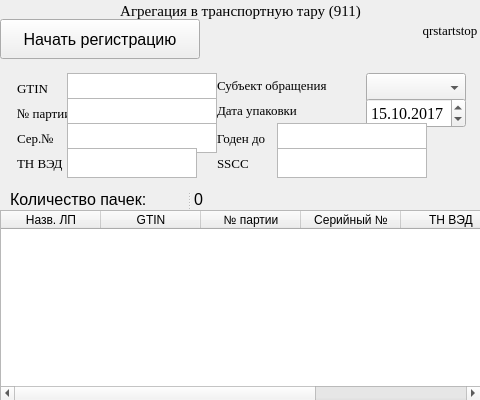
Before: the Qt Designer form Widgets/UnitPackWidget911/unitpackwidget911.ui in andreyshmelev/drug_marking, drawn with Qt 5.
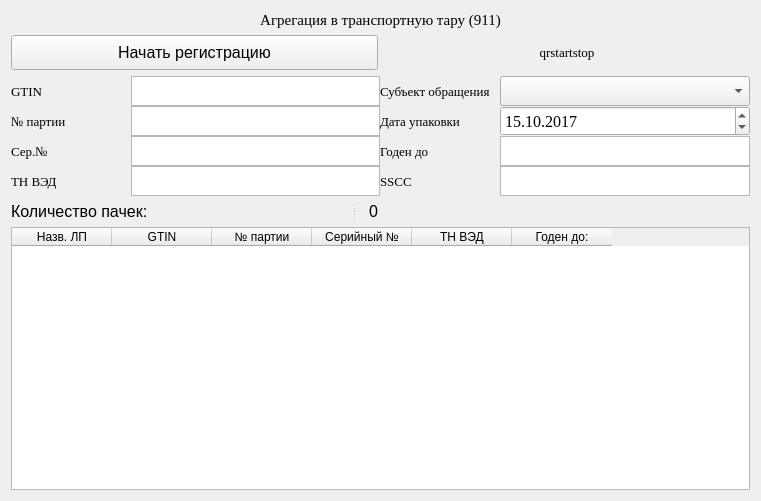
After: the same form once the commit is applied.

Patch:
```diff
--- a/Widgets/UnitPackWidget911/unitpackwidget911.ui
+++ b/Widgets/UnitPackWidget911/unitpackwidget911.ui
@@ -6,95 +6,16 @@
    <rect>
     <x>0</x>
     <y>0</y>
-    <width>480</width>
-    <height>400</height>
+    <width>761</width>
+    <height>501</height>
    </rect>
   </property>
   <property name="windowTitle">
    <string>UnitPackWidget911</string>
   </property>
-  <widget class="QPushButton" name="RegistrationStartButton">
-   <property name="geometry">
-    <rect>
-     <x>0</x>
-     <y>19</y>
-     <width>200</width>
-     <height>40</height>
-    </rect>
-   </property>
-   <property name="minimumSize">
-    <size>
-     <width>0</width>
-     <height>35</height>
-    </size>
-   </property>
-   <property name="font">
-    <font>
-     <pointsize>12</pointsize>
-    </font>
-   </property>
-   <property name="text">
-    <string>Начать регистрацию</string>
-   </property>
-  </widget>
-  <widget class="QTableWidget" name="MedicamentsTable">
-   <property name="geometry">
-    <rect>
-     <x>0</x>
-     <y>210</y>
-     <width>481</width>
-     <height>191</height>
-    </rect>
-   </property>
-   <property name="columnCount">
-    <number>6</number>
-   </property>
-   <attribute name="horizontalHeaderStretchLastSection">
-    <bool>false</bool>
-   </attribute>
-   <attribute name="verticalHeaderVisible">
-    <bool>false</bool>
-   </attribute>
-   <column>
-    <property name="text">
-     <string>Назв. ЛП</string>
-    </property>
-   </column>
-   <column>
-    <property name="text">
-     <string>GTIN</string>
-    </property>
-   </column>
-   <column>
-    <property name="text">
-     <string>№ партии</string>
-    </property>
-   </column>
-   <column>
-    <property name="text">
-     <string>Серийный №</string>
-    </property>
-   </column>
-   <column>
-    <property name="text">
-     <string>ТН ВЭД</string>
-    </property>
-   </column>
-   <column>
-    <property name="text">
-     <string>Годен до:</string>
-    </property>
-   </column>
-  </widget>
+  <layout class="QGridLayout" name="gridLayout_4">
+   <item row="0" column="0">
   <widget class="QLabel" name="AppendPageLabel">
-   <property name="geometry">
-    <rect>
-     <x>0</x>
-     <y>0</y>
-     <width>481</width>
-     <height>21</height>
-    </rect>
-   </property>
    <property name="font">
     <font>
      <family>Times New Roman</family>
@@ -108,15 +29,29 @@
     <set>Qt::AlignCenter</set>
    </property>
   </widget>
+   </item>
+   <item row="1" column="0">
+    <layout class="QGridLayout" name="gridLayout_2">
+     <item row="0" column="0">
+      <widget class="QPushButton" name="RegistrationStartButton">
+       <property name="minimumSize">
+        <size>
+         <width>0</width>
+         <height>35</height>
+        </size>
+       </property>
+       <property name="font">
+        <font>
+         <pointsize>12</pointsize>
+        </font>
+       </property>
+       <property name="text">
+        <string>Начать регистрацию</string>
+       </property>
+      </widget>
+     </item>
+     <item row="0" column="1">
   <widget class="QLabel" name="qrstartstop">
-   <property name="geometry">
-    <rect>
-     <x>420</x>
-     <y>0</y>
-     <width>60</width>
-     <height>60</height>
-    </rect>
-   </property>
    <property name="font">
     <font>
      <family>Times New Roman</family>
@@ -130,117 +65,31 @@
     <set>Qt::AlignCenter</set>
    </property>
   </widget>
-  <widget class="QSplitter" name="splitter">
-   <property name="geometry">
-    <rect>
-     <x>10</x>
-     <y>190</y>
-     <width>193</width>
-     <height>19</height>
-    </rect>
-   </property>
-   <property name="font">
-    <font>
-     <pointsize>12</pointsize>
-    </font>
-   </property>
-   <property name="orientation">
-    <enum>Qt::Horizontal</enum>
-   </property>
-   <widget class="QLabel" name="countMedicamentLabel">
-    <property name="font">
-     <font>
-      <pointsize>12</pointsize>
-     </font>
-    </property>
-    <property name="text">
-     <string>Количество пачек:</string>
-    </property>
-   </widget>
-   <widget class="QLabel" name="countMedicamentValue">
-    <property name="font">
-     <font>
-      <pointsize>12</pointsize>
-     </font>
-    </property>
-    <property name="text">
-     <string>0</string>
-    </property>
-    <property name="alignment">
-     <set>Qt::AlignRight|Qt::AlignTrailing|Qt::AlignVCenter</set>
-    </property>
-   </widget>
-  </widget>
-  <widget class="QLabel" name="errorLabel">
-   <property name="geometry">
-    <rect>
-     <x>220</x>
-     <y>190</y>
-     <width>251</width>
-     <height>19</height>
-    </rect>
-   </property>
-   <property name="font">
-    <font>
-     <pointsize>12</pointsize>
-    </font>
-   </property>
-   <property name="text">
-    <string/>
-   </property>
-  </widget>
-  <widget class="QWidget" name="">
-   <property name="geometry">
-    <rect>
-     <x>6</x>
-     <y>62</y>
-     <width>471</width>
-     <height>122</height>
-    </rect>
-   </property>
+     </item>
+    </layout>
+   </item>
+   <item row="2" column="0">
    <layout class="QGridLayout" name="gridLayout">
     <property name="spacing">
      <number>0</number>
     </property>
-    <item row="0" column="0">
-     <widget class="QLabel" name="GTINLabelAgregation">
-      <property name="minimumSize">
-       <size>
-        <width>50</width>
-        <height>30</height>
-       </size>
-      </property>
-      <property name="maximumSize">
-       <size>
-        <width>50</width>
-        <height>30</height>
-       </size>
-      </property>
-      <property name="font">
-       <font>
-        <family>Times New Roman</family>
-        <pointsize>10</pointsize>
-       </font>
-      </property>
-      <property name="text">
-       <string>GTIN</string>
-      </property>
-      <property name="alignment">
-       <set>Qt::AlignLeading|Qt::AlignLeft|Qt::AlignVCenter</set>
-      </property>
-     </widget>
-    </item>
-    <item row="0" column="1">
-     <widget class="QTextEdit" name="GTINTextAgregation">
+     <item row="3" column="3" colspan="2">
+      <widget class="QTextEdit" name="SSCCValue">
+       <property name="sizePolicy">
+        <sizepolicy hsizetype="Expanding" vsizetype="Minimum">
+         <horstretch>0</horstretch>
+         <verstretch>0</verstretch>
+        </sizepolicy>
+       </property>
       <property name="minimumSize">
        <size>
-        <width>130</width>
+         <width>0</width>
         <height>30</height>
        </size>
       </property>
       <property name="maximumSize">
        <size>
-        <width>150</width>
+         <width>2000</width>
         <height>30</height>
        </size>
       </property>
@@ -261,8 +110,54 @@
       </property>
      </widget>
     </item>
+     <item row="3" column="2">
+      <widget class="QLabel" name="SSCCLabel">
+       <property name="sizePolicy">
+        <sizepolicy hsizetype="Minimum" vsizetype="Minimum">
+         <horstretch>0</horstretch>
+         <verstretch>0</verstretch>
+        </sizepolicy>
+       </property>
+       <property name="minimumSize">
+        <size>
+         <width>120</width>
+         <height>30</height>
+        </size>
+       </property>
+       <property name="maximumSize">
+        <size>
+         <width>60</width>
+         <height>30</height>
+        </size>
+       </property>
+       <property name="font">
+        <font>
+         <family>Times New Roman</family>
+         <pointsize>10</pointsize>
+        </font>
+       </property>
+       <property name="text">
+        <string>SSCC</string>
+       </property>
+       <property name="alignment">
+        <set>Qt::AlignLeading|Qt::AlignLeft|Qt::AlignVCenter</set>
+       </property>
+      </widget>
+     </item>
     <item row="0" column="2" colspan="2">
      <widget class="QLabel" name="otpravit">
+       <property name="sizePolicy">
+        <sizepolicy hsizetype="Maximum" vsizetype="Minimum">
+         <horstretch>0</horstretch>
+         <verstretch>0</verstretch>
+        </sizepolicy>
+       </property>
+       <property name="minimumSize">
+        <size>
+         <width>120</width>
+         <height>0</height>
+        </size>
+       </property>
       <property name="font">
        <font>
         <family>Times New Roman</family>
@@ -279,6 +174,12 @@
     </item>
     <item row="0" column="4">
      <widget class="QComboBox" name="senderID">
+       <property name="sizePolicy">
+        <sizepolicy hsizetype="Expanding" vsizetype="Minimum">
+         <horstretch>0</horstretch>
+         <verstretch>0</verstretch>
+        </sizepolicy>
+       </property>
       <property name="minimumSize">
        <size>
         <width>0</width>
@@ -292,36 +193,14 @@
       </property>
      </widget>
     </item>
-    <item row="1" column="0">
-     <widget class="QLabel" name="batchnumberAgregation">
-      <property name="minimumSize">
-       <size>
-        <width>50</width>
-        <height>30</height>
-       </size>
-      </property>
-      <property name="maximumSize">
-       <size>
-        <width>50</width>
-        <height>30</height>
-       </size>
-      </property>
-      <property name="font">
-       <font>
-        <family>Times New Roman</family>
-        <pointsize>10</pointsize>
-       </font>
-      </property>
-      <property name="text">
-       <string>№ партии</string>
-      </property>
-      <property name="alignment">
-       <set>Qt::AlignLeading|Qt::AlignLeft|Qt::AlignVCenter</set>
-      </property>
-     </widget>
-    </item>
-    <item row="1" column="1">
-     <widget class="QTextEdit" name="batchnumberTextAgregation">
+     <item row="2" column="1">
+      <widget class="QTextEdit" name="serialNumberAgregationValue">
+       <property name="sizePolicy">
+        <sizepolicy hsizetype="Expanding" vsizetype="Minimum">
+         <horstretch>0</horstretch>
+         <verstretch>0</verstretch>
+        </sizepolicy>
+       </property>
       <property name="minimumSize">
        <size>
         <width>130</width>
@@ -330,7 +209,7 @@
       </property>
       <property name="maximumSize">
        <size>
-        <width>150</width>
+         <width>2000</width>
         <height>30</height>
        </size>
       </property>
@@ -351,24 +230,14 @@
       </property>
      </widget>
     </item>
-    <item row="1" column="2" colspan="2">
-     <widget class="QLabel" name="dataotgruzki">
-      <property name="font">
-       <font>
-        <family>Times New Roman</family>
-        <pointsize>10</pointsize>
-       </font>
-      </property>
-      <property name="text">
-       <string>Дата упаковки</string>
-      </property>
-      <property name="alignment">
-       <set>Qt::AlignLeading|Qt::AlignLeft|Qt::AlignVCenter</set>
-      </property>
-     </widget>
-    </item>
     <item row="1" column="4">
      <widget class="QDateTimeEdit" name="operationDate">
+       <property name="sizePolicy">
+        <sizepolicy hsizetype="Expanding" vsizetype="Minimum">
+         <horstretch>0</horstretch>
+         <verstretch>0</verstretch>
+        </sizepolicy>
+       </property>
       <property name="minimumSize">
        <size>
         <width>0</width>
@@ -377,7 +246,7 @@
       </property>
       <property name="maximumSize">
        <size>
-        <width>16777215</width>
+         <width>2000</width>
         <height>30</height>
        </size>
       </property>
@@ -413,11 +282,17 @@
       </property>
      </widget>
     </item>
-    <item row="2" column="0">
-     <widget class="QLabel" name="serialNumberAgregationLabel">
+     <item row="3" column="0">
+      <widget class="QLabel" name="TNVEDabelAgregation">
+       <property name="sizePolicy">
+        <sizepolicy hsizetype="Minimum" vsizetype="Minimum">
+         <horstretch>0</horstretch>
+         <verstretch>0</verstretch>
+        </sizepolicy>
+       </property>
       <property name="minimumSize">
        <size>
-        <width>50</width>
+         <width>120</width>
         <height>30</height>
        </size>
       </property>
@@ -434,49 +309,24 @@
        </font>
       </property>
       <property name="text">
-       <string>Сер.№</string>
+        <string>ТН ВЭД</string>
       </property>
       <property name="alignment">
        <set>Qt::AlignLeading|Qt::AlignLeft|Qt::AlignVCenter</set>
       </property>
      </widget>
     </item>
-    <item row="2" column="1">
-     <widget class="QTextEdit" name="serialNumberAgregationValue">
-      <property name="minimumSize">
-       <size>
-        <width>130</width>
-        <height>30</height>
-       </size>
-      </property>
-      <property name="maximumSize">
-       <size>
-        <width>150</width>
-        <height>30</height>
-       </size>
-      </property>
-      <property name="font">
-       <font>
-        <pointsize>8</pointsize>
-       </font>
-      </property>
-      <property name="readOnly">
-       <bool>true</bool>
-      </property>
-      <property name="html">
-       <string>&lt;!DOCTYPE HTML PUBLIC &quot;-//W3C//DTD HTML 4.0//EN&quot; &quot;http://www.w3.org/TR/REC-html40/strict.dtd&quot;&gt;
-&lt;html&gt;&lt;head&gt;&lt;meta name=&quot;qrichtext&quot; content=&quot;1&quot; /&gt;&lt;style type=&quot;text/css&quot;&gt;
-p, li { white-space: pre-wrap; }
-&lt;/style&gt;&lt;/head&gt;&lt;body style=&quot; font-family:'MS Shell Dlg 2'; font-size:8pt; font-weight:400; font-style:normal;&quot;&gt;
-&lt;p style=&quot;-qt-paragraph-type:empty; margin-top:0px; margin-bottom:0px; margin-left:0px; margin-right:0px; -qt-block-indent:0; text-indent:0px; font-size:10pt;&quot;&gt;&lt;br /&gt;&lt;/p&gt;&lt;/body&gt;&lt;/html&gt;</string>
-      </property>
-     </widget>
-    </item>
     <item row="2" column="2">
      <widget class="QLabel" name="productlifeimeLabelAgregation">
+       <property name="sizePolicy">
+        <sizepolicy hsizetype="Minimum" vsizetype="Minimum">
+         <horstretch>0</horstretch>
+         <verstretch>0</verstretch>
+        </sizepolicy>
+       </property>
       <property name="minimumSize">
        <size>
-        <width>60</width>
+         <width>120</width>
         <height>30</height>
        </size>
       </property>
@@ -500,67 +350,14 @@
       </property>
      </widget>
     </item>
-    <item row="2" column="3" colspan="2">
-     <widget class="QTextEdit" name="expirationdateAgregation">
-      <property name="minimumSize">
-       <size>
-        <width>120</width>
-        <height>30</height>
-       </size>
-      </property>
-      <property name="maximumSize">
-       <size>
-        <width>150</width>
-        <height>30</height>
-       </size>
-      </property>
-      <property name="font">
-       <font>
-        <pointsize>8</pointsize>
-       </font>
-      </property>
-      <property name="readOnly">
-       <bool>true</bool>
-      </property>
-      <property name="html">
-       <string>&lt;!DOCTYPE HTML PUBLIC &quot;-//W3C//DTD HTML 4.0//EN&quot; &quot;http://www.w3.org/TR/REC-html40/strict.dtd&quot;&gt;
-&lt;html&gt;&lt;head&gt;&lt;meta name=&quot;qrichtext&quot; content=&quot;1&quot; /&gt;&lt;style type=&quot;text/css&quot;&gt;
-p, li { white-space: pre-wrap; }
-&lt;/style&gt;&lt;/head&gt;&lt;body style=&quot; font-family:'MS Shell Dlg 2'; font-size:8pt; font-weight:400; font-style:normal;&quot;&gt;
-&lt;p style=&quot;-qt-paragraph-type:empty; margin-top:0px; margin-bottom:0px; margin-left:0px; margin-right:0px; -qt-block-indent:0; text-indent:0px; font-size:10pt;&quot;&gt;&lt;br /&gt;&lt;/p&gt;&lt;/body&gt;&lt;/html&gt;</string>
-      </property>
-     </widget>
-    </item>
-    <item row="3" column="0">
-     <widget class="QLabel" name="TNVEDabelAgregation">
-      <property name="minimumSize">
-       <size>
-        <width>50</width>
-        <height>30</height>
-       </size>
-      </property>
-      <property name="maximumSize">
-       <size>
-        <width>50</width>
-        <height>30</height>
-       </size>
-      </property>
-      <property name="font">
-       <font>
-        <family>Times New Roman</family>
-        <pointsize>10</pointsize>
-       </font>
-      </property>
-      <property name="text">
-       <string>ТН ВЭД</string>
-      </property>
-      <property name="alignment">
-       <set>Qt::AlignLeading|Qt::AlignLeft|Qt::AlignVCenter</set>
-      </property>
-     </widget>
-    </item>
     <item row="3" column="1">
      <widget class="QTextEdit" name="TNVEDValueAgregation">
+       <property name="sizePolicy">
+        <sizepolicy hsizetype="Expanding" vsizetype="Minimum">
+         <horstretch>0</horstretch>
+         <verstretch>0</verstretch>
+        </sizepolicy>
+       </property>
       <property name="minimumSize">
        <size>
         <width>130</width>
@@ -569,7 +366,7 @@
       </property>
       <property name="maximumSize">
        <size>
-        <width>80</width>
+         <width>2000</width>
         <height>30</height>
        </size>
       </property>
@@ -590,17 +387,23 @@
       </property>
      </widget>
     </item>
-    <item row="3" column="2">
-     <widget class="QLabel" name="SSCCLabel">
+     <item row="0" column="0">
+      <widget class="QLabel" name="GTINLabelAgregation">
+       <property name="sizePolicy">
+        <sizepolicy hsizetype="Minimum" vsizetype="Minimum">
+         <horstretch>0</horstretch>
+         <verstretch>0</verstretch>
+        </sizepolicy>
+       </property>
       <property name="minimumSize">
        <size>
-        <width>60</width>
+         <width>120</width>
         <height>30</height>
        </size>
       </property>
       <property name="maximumSize">
        <size>
-        <width>60</width>
+         <width>50</width>
         <height>30</height>
        </size>
       </property>
@@ -611,24 +414,95 @@
        </font>
       </property>
       <property name="text">
-       <string>SSCC</string>
+        <string>GTIN</string>
       </property>
       <property name="alignment">
        <set>Qt::AlignLeading|Qt::AlignLeft|Qt::AlignVCenter</set>
       </property>
      </widget>
     </item>
-    <item row="3" column="3" colspan="2">
-     <widget class="QTextEdit" name="SSCCValue">
+     <item row="2" column="3" colspan="2">
+      <widget class="QTextEdit" name="expirationdateAgregation">
+       <property name="sizePolicy">
+        <sizepolicy hsizetype="Expanding" vsizetype="Minimum">
+         <horstretch>0</horstretch>
+         <verstretch>0</verstretch>
+        </sizepolicy>
+       </property>
       <property name="minimumSize">
        <size>
+         <width>0</width>
+         <height>30</height>
+        </size>
+       </property>
+       <property name="maximumSize">
+        <size>
+         <width>2000</width>
+         <height>30</height>
+        </size>
+       </property>
+       <property name="font">
+        <font>
+         <pointsize>8</pointsize>
+        </font>
+       </property>
+       <property name="readOnly">
+        <bool>true</bool>
+       </property>
+       <property name="html">
+        <string>&lt;!DOCTYPE HTML PUBLIC &quot;-//W3C//DTD HTML 4.0//EN&quot; &quot;http://www.w3.org/TR/REC-html40/strict.dtd&quot;&gt;
+&lt;html&gt;&lt;head&gt;&lt;meta name=&quot;qrichtext&quot; content=&quot;1&quot; /&gt;&lt;style type=&quot;text/css&quot;&gt;
+p, li { white-space: pre-wrap; }
+&lt;/style&gt;&lt;/head&gt;&lt;body style=&quot; font-family:'MS Shell Dlg 2'; font-size:8pt; font-weight:400; font-style:normal;&quot;&gt;
+&lt;p style=&quot;-qt-paragraph-type:empty; margin-top:0px; margin-bottom:0px; margin-left:0px; margin-right:0px; -qt-block-indent:0; text-indent:0px; font-size:10pt;&quot;&gt;&lt;br /&gt;&lt;/p&gt;&lt;/body&gt;&lt;/html&gt;</string>
+       </property>
+      </widget>
+     </item>
+     <item row="1" column="2" colspan="2">
+      <widget class="QLabel" name="dataotgruzki">
+       <property name="sizePolicy">
+        <sizepolicy hsizetype="Maximum" vsizetype="Minimum">
+         <horstretch>0</horstretch>
+         <verstretch>0</verstretch>
+        </sizepolicy>
+       </property>
+       <property name="minimumSize">
+        <size>
         <width>120</width>
+         <height>0</height>
+        </size>
+       </property>
+       <property name="font">
+        <font>
+         <family>Times New Roman</family>
+         <pointsize>10</pointsize>
+        </font>
+       </property>
+       <property name="text">
+        <string>Дата упаковки</string>
+       </property>
+       <property name="alignment">
+        <set>Qt::AlignLeading|Qt::AlignLeft|Qt::AlignVCenter</set>
+       </property>
+      </widget>
+     </item>
+     <item row="1" column="1">
+      <widget class="QTextEdit" name="batchnumberTextAgregation">
+       <property name="sizePolicy">
+        <sizepolicy hsizetype="Expanding" vsizetype="Minimum">
+         <horstretch>0</horstretch>
+         <verstretch>0</verstretch>
+        </sizepolicy>
+       </property>
+       <property name="minimumSize">
+        <size>
+         <width>130</width>
         <height>30</height>
        </size>
       </property>
       <property name="maximumSize">
        <size>
-        <width>150</width>
+         <width>2000</width>
         <height>30</height>
        </size>
       </property>
@@ -649,8 +523,220 @@
       </property>
      </widget>
     </item>
-   </layout>
-  </widget>
+     <item row="0" column="1">
+      <widget class="QTextEdit" name="GTINTextAgregation">
+       <property name="sizePolicy">
+        <sizepolicy hsizetype="Expanding" vsizetype="Minimum">
+         <horstretch>0</horstretch>
+         <verstretch>0</verstretch>
+        </sizepolicy>
+       </property>
+       <property name="minimumSize">
+        <size>
+         <width>130</width>
+         <height>30</height>
+        </size>
+       </property>
+       <property name="maximumSize">
+        <size>
+         <width>2000</width>
+         <height>30</height>
+        </size>
+       </property>
+       <property name="font">
+        <font>
+         <pointsize>8</pointsize>
+        </font>
+       </property>
+       <property name="readOnly">
+        <bool>true</bool>
+       </property>
+       <property name="html">
+        <string>&lt;!DOCTYPE HTML PUBLIC &quot;-//W3C//DTD HTML 4.0//EN&quot; &quot;http://www.w3.org/TR/REC-html40/strict.dtd&quot;&gt;
+&lt;html&gt;&lt;head&gt;&lt;meta name=&quot;qrichtext&quot; content=&quot;1&quot; /&gt;&lt;style type=&quot;text/css&quot;&gt;
+p, li { white-space: pre-wrap; }
+&lt;/style&gt;&lt;/head&gt;&lt;body style=&quot; font-family:'MS Shell Dlg 2'; font-size:8pt; font-weight:400; font-style:normal;&quot;&gt;
+&lt;p style=&quot;-qt-paragraph-type:empty; margin-top:0px; margin-bottom:0px; margin-left:0px; margin-right:0px; -qt-block-indent:0; text-indent:0px; font-size:10pt;&quot;&gt;&lt;br /&gt;&lt;/p&gt;&lt;/body&gt;&lt;/html&gt;</string>
+       </property>
+      </widget>
+     </item>
+     <item row="2" column="0">
+      <widget class="QLabel" name="serialNumberAgregationLabel">
+       <property name="sizePolicy">
+        <sizepolicy hsizetype="Minimum" vsizetype="Minimum">
+         <horstretch>0</horstretch>
+         <verstretch>0</verstretch>
+        </sizepolicy>
+       </property>
+       <property name="minimumSize">
+        <size>
+         <width>120</width>
+         <height>30</height>
+        </size>
+       </property>
+       <property name="maximumSize">
+        <size>
+         <width>50</width>
+         <height>30</height>
+        </size>
+       </property>
+       <property name="font">
+        <font>
+         <family>Times New Roman</family>
+         <pointsize>10</pointsize>
+        </font>
+       </property>
+       <property name="text">
+        <string>Сер.№</string>
+       </property>
+       <property name="alignment">
+        <set>Qt::AlignLeading|Qt::AlignLeft|Qt::AlignVCenter</set>
+       </property>
+      </widget>
+     </item>
+     <item row="1" column="0">
+      <widget class="QLabel" name="batchnumberAgregation">
+       <property name="sizePolicy">
+        <sizepolicy hsizetype="Minimum" vsizetype="Minimum">
+         <horstretch>0</horstretch>
+         <verstretch>0</verstretch>
+        </sizepolicy>
+       </property>
+       <property name="minimumSize">
+        <size>
+         <width>120</width>
+         <height>30</height>
+        </size>
+       </property>
+       <property name="maximumSize">
+        <size>
+         <width>50</width>
+         <height>30</height>
+        </size>
+       </property>
+       <property name="font">
+        <font>
+         <family>Times New Roman</family>
+         <pointsize>10</pointsize>
+        </font>
+       </property>
+       <property name="text">
+        <string>№ партии</string>
+       </property>
+       <property name="alignment">
+        <set>Qt::AlignLeading|Qt::AlignLeft|Qt::AlignVCenter</set>
+       </property>
+      </widget>
+     </item>
+    </layout>
+   </item>
+   <item row="3" column="0">
+    <layout class="QGridLayout" name="gridLayout_3">
+     <item row="0" column="0">
+      <widget class="QSplitter" name="splitter">
+       <property name="font">
+        <font>
+         <pointsize>12</pointsize>
+        </font>
+       </property>
+       <property name="orientation">
+        <enum>Qt::Horizontal</enum>
+       </property>
+       <widget class="QLabel" name="countMedicamentLabel">
+        <property name="sizePolicy">
+         <sizepolicy hsizetype="Maximum" vsizetype="Preferred">
+          <horstretch>0</horstretch>
+          <verstretch>0</verstretch>
+         </sizepolicy>
+        </property>
+        <property name="font">
+         <font>
+          <pointsize>12</pointsize>
+         </font>
+        </property>
+        <property name="text">
+         <string>Количество пачек:</string>
+        </property>
+       </widget>
+       <widget class="QLabel" name="countMedicamentValue">
+        <property name="font">
+         <font>
+          <pointsize>12</pointsize>
+         </font>
+        </property>
+        <property name="text">
+         <string>0</string>
+        </property>
+        <property name="alignment">
+         <set>Qt::AlignRight|Qt::AlignTrailing|Qt::AlignVCenter</set>
+        </property>
+       </widget>
+      </widget>
+     </item>
+     <item row="0" column="1">
+      <widget class="QLabel" name="errorLabel">
+       <property name="sizePolicy">
+        <sizepolicy hsizetype="Expanding" vsizetype="Preferred">
+         <horstretch>0</horstretch>
+         <verstretch>0</verstretch>
+        </sizepolicy>
+       </property>
+       <property name="font">
+        <font>
+         <pointsize>12</pointsize>
+        </font>
+       </property>
+       <property name="text">
+        <string/>
+       </property>
+      </widget>
+     </item>
+    </layout>
+   </item>
+   <item row="4" column="0">
+    <widget class="QTableWidget" name="MedicamentsTable">
+     <property name="columnCount">
+      <number>6</number>
+     </property>
+     <attribute name="horizontalHeaderStretchLastSection">
+      <bool>false</bool>
+     </attribute>
+     <attribute name="verticalHeaderVisible">
+      <bool>false</bool>
+     </attribute>
+     <column>
+      <property name="text">
+       <string>Назв. ЛП</string>
+      </property>
+     </column>
+     <column>
+      <property name="text">
+       <string>GTIN</string>
+      </property>
+     </column>
+     <column>
+      <property name="text">
+       <string>№ партии</string>
+      </property>
+     </column>
+     <column>
+      <property name="text">
+       <string>Серийный №</string>
+      </property>
+     </column>
+     <column>
+      <property name="text">
+       <string>ТН ВЭД</string>
+      </property>
+     </column>
+     <column>
+      <property name="text">
+       <string>Годен до:</string>
+      </property>
+     </column>
+    </widget>
+   </item>
+  </layout>
  </widget>
  <layoutdefault spacing="6" margin="11"/>
  <resources/>
```
Lines whose indentation alone changed are shown as unchanged.
